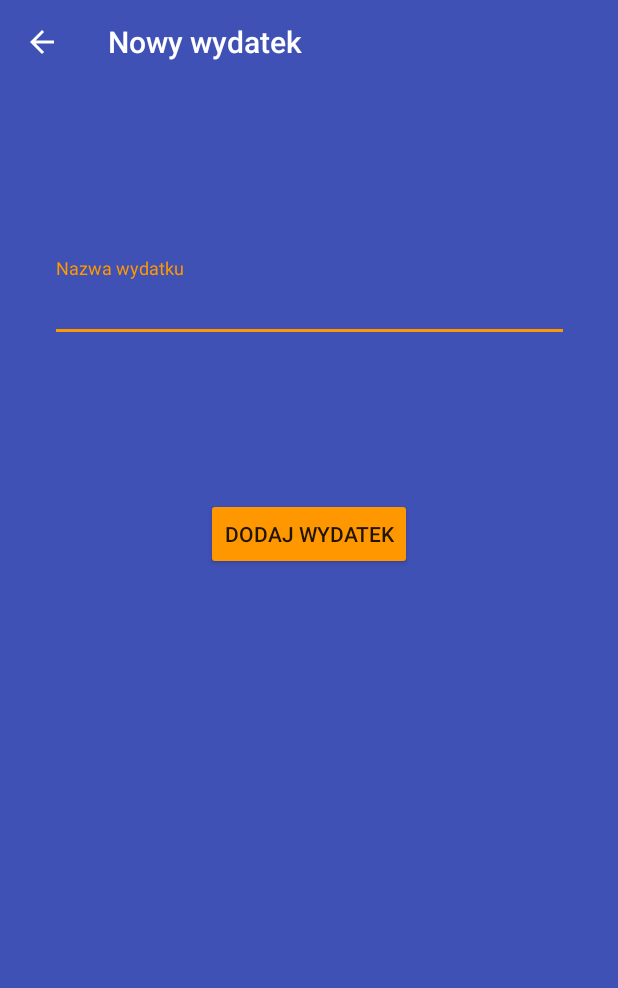
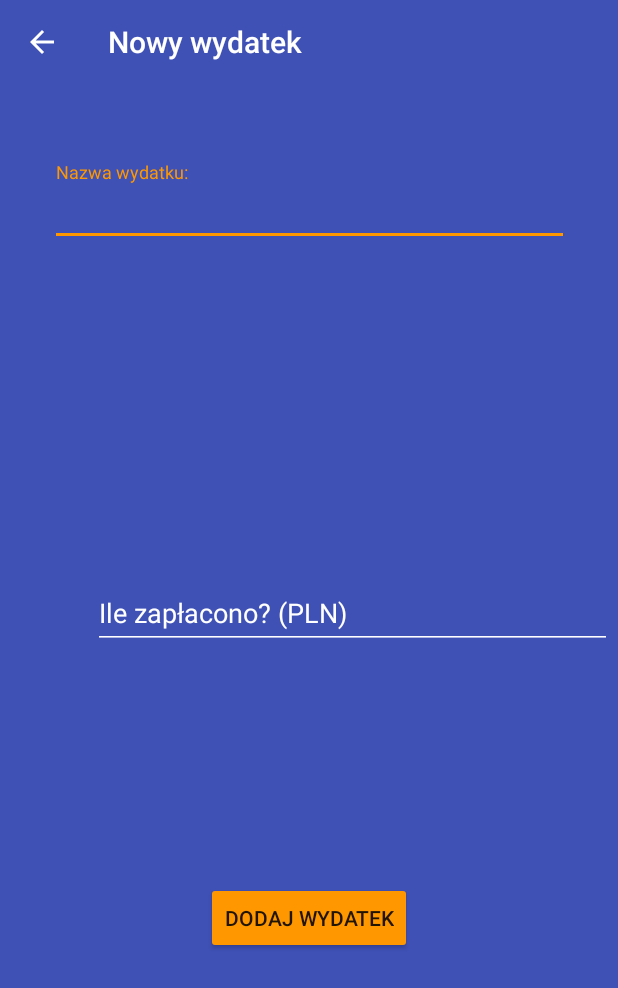
Before and after one commit to phaxi73/PodzialWydatkow, an Android app: the ExpenseAdderActivity screen opened directly, with no data from a screen before it, on a phone screen of 412 x 824 dp. Shown: the top 988 px of the screen. Run offline under Robolectric (Android 15) with nearby library versions, the phone set to English and light mode, and no system bars; our stand-ins replace Firebase (no records; nobody signed in at launch, a user with empty details on screens opened directly).

Commit message:
Changes to ExpenseCreator (receiving expense's name and amount)
Adding amount of expense in ExpenseAdder now

```diff
--- a/app/src/main/java/com/example/bartek/podzialwydatkow/ExpenseAdderActivity.java
+++ b/app/src/main/java/com/example/bartek/podzialwydatkow/ExpenseAdderActivity.java
@@ -7,9 +7,16 @@ import android.support.annotation.NonNull;
 import android.support.design.widget.TextInputLayout;
 import android.support.v7.app.AppCompatActivity;
 import android.os.Bundle;
+import android.text.Editable;
+import android.text.InputFilter;
+import android.text.Spanned;
 import android.text.TextUtils;
+import android.text.TextWatcher;
 import android.view.View;
 import android.widget.Button;
+import android.widget.EditText;
+import android.widget.TextView;
+import android.widget.Toast;
 
 import com.google.android.gms.tasks.OnCompleteListener;
 import com.google.android.gms.tasks.Task;
@@ -21,12 +28,15 @@ import com.google.firebase.database.FirebaseDatabase;
 import org.w3c.dom.Text;
 
 import java.util.HashMap;
+import java.util.regex.Matcher;
+import java.util.regex.Pattern;
 
 public class ExpenseAdderActivity extends AppCompatActivity {
 
     private android.support.v7.widget.Toolbar mToolbar;
 
     private TextInputLayout mExpenseName;
+    private TextInputLayout mAmount;
     private Button mExpenseBtn;
 
     private ProgressDialog mAddProgress;
@@ -40,7 +50,7 @@ public class ExpenseAdderActivity extends AppCompatActivity {
         super.onCreate(savedInstanceState);
         setContentView(R.layout.activity_expense_adder);
 
-        mToolbar = (android.support.v7.widget.Toolbar) findViewById(R.id.newexpense_toolbar);
+        mToolbar = findViewById(R.id.newexpense_toolbar);
         setSupportActionBar(mToolbar);
         getSupportActionBar().setTitle("Nowy wydatek");
         getSupportActionBar().setDisplayHomeAsUpEnabled(true);
@@ -49,22 +59,30 @@ public class ExpenseAdderActivity extends AppCompatActivity {
 
         mAddProgress = new ProgressDialog(this, R.style.AppCompatAlertDialogStyle);
 
-        mExpenseName = (TextInputLayout) findViewById(R.id.adder_expense_name);
-        mExpenseBtn = (Button) findViewById(R.id.adder_expense_btn);
+        mExpenseName = findViewById(R.id.adder_expense_name);
+        mAmount = findViewById(R.id.adder_expense_amount);
+
+        mExpenseBtn = findViewById(R.id.adder_expense_btn);
 
         mExpenseBtn.setOnClickListener(new View.OnClickListener() {
             @Override
             public void onClick(View view) {
 
                 String expense_name = mExpenseName.getEditText().getText().toString();
+                String amount = mAmount.getEditText().getText().toString();
 
-                if(!TextUtils.isEmpty(expense_name)){
+
+                if(!TextUtils.isEmpty(expense_name) && (!TextUtils.isEmpty(amount))){
 
                     mAddProgress.setTitle("Dodawanie wydatku");
                     mAddProgress.setMessage("Proszę czekać...");
                     mAddProgress.setCanceledOnTouchOutside(false);
                     mAddProgress.show();
-                    add_expense(expense_name);
+                    add_expense(expense_name, amount);
+
+                } else {
+
+                    Toast.makeText(ExpenseAdderActivity.this, "Uzupełnij puste pola!", Toast.LENGTH_SHORT).show();
 
                 }
 
@@ -73,7 +91,7 @@ public class ExpenseAdderActivity extends AppCompatActivity {
 
     }
 
-    private void    add_expense(final String expensename){
+    private void    add_expense(final String expensename, String amount){
 
         FirebaseUser current_user = FirebaseAuth.getInstance().getCurrentUser();
         String uid  = current_user.getUid();
@@ -83,6 +101,7 @@ public class ExpenseAdderActivity extends AppCompatActivity {
 
         HashMap<String, String> expenseMap = new HashMap<>();
         expenseMap.put("expensename", expensename);
+        expenseMap.put("amount", amount);
 
         mExpensesDatabase.setValue(expenseMap).addOnCompleteListener(new OnCompleteListener<Void>() {
             @Override
@@ -101,4 +120,7 @@ public class ExpenseAdderActivity extends AppCompatActivity {
         });
 
     }
+
+
+
 }
--- a/app/src/main/res/layout/activity_expense_adder.xml
+++ b/app/src/main/res/layout/activity_expense_adder.xml
@@ -21,18 +21,18 @@
         android:id="@+id/adder_expense_btn"
         android:layout_width="wrap_content"
         android:layout_height="wrap_content"
-        android:layout_marginTop="104dp"
+        android:layout_marginBottom="188dp"
         android:backgroundTint="@color/colorAccent"
         android:text="@string/dodaj_wydatek"
+        app:layout_constraintBottom_toBottomOf="parent"
         app:layout_constraintLeft_toLeftOf="parent"
-        app:layout_constraintRight_toRightOf="parent"
-        app:layout_constraintTop_toBottomOf="@+id/adder_expense_name" />
+        app:layout_constraintRight_toRightOf="parent" />
 
     <android.support.design.widget.TextInputLayout
         android:id="@+id/adder_expense_name"
         android:layout_width="346dp"
         android:layout_height="wrap_content"
-        android:layout_marginTop="116dp"
+        android:layout_marginTop="52dp"
         android:textColorHint="@color/white"
         app:layout_constraintLeft_toLeftOf="parent"
         app:layout_constraintRight_toRightOf="parent"
@@ -41,10 +41,36 @@
         <android.support.design.widget.TextInputEditText
             android:layout_width="match_parent"
             android:layout_height="wrap_content"
-            android:hint="Nazwa wydatku"
+            android:digits="qwertyuiopasdfghjklzxcvbnm0123456789QWERTYUIOPASDFGHJKLZXCVBNMąążłóćśźęĄŻŁÓĆŚŹĘ "
+            android:hint="@string/nazwa_wydatku"
+            android:textColor="@color/white"
+            android:textColorHint="@color/white" />
+
+    </android.support.design.widget.TextInputLayout>
+
+    <android.support.design.widget.TextInputLayout
+        android:id="@+id/adder_expense_amount"
+        android:layout_width="346dp"
+        android:layout_height="wrap_content"
+        android:layout_marginBottom="76dp"
+        android:layout_marginEnd="4dp"
+        android:layout_marginStart="20dp"
+        android:layout_marginTop="8dp"
+        android:textColorHint="@color/white"
+        app:layout_constraintBottom_toTopOf="@+id/adder_expense_btn"
+        app:layout_constraintEnd_toEndOf="parent"
+        app:layout_constraintLeft_toLeftOf="parent"
+        app:layout_constraintTop_toBottomOf="@+id/adder_expense_name"
+        app:layout_constraintVertical_bias="0.72">
+
+        <android.support.design.widget.TextInputEditText
+            android:layout_width="match_parent"
+            android:layout_height="wrap_content"
+            android:hint="@string/ile_zap_acono_pln"
             android:textColor="@color/white"
             android:textColorHint="@color/white"
-            android:digits="qwertyuiopasdfghjklzxcvbnm0123456789QWERTYUIOPASDFGHJKLZXCVBNMąążłóćśźęĄŻŁÓĆŚŹĘ "/>
+            android:inputType="numberDecimal"/>
+
 
     </android.support.design.widget.TextInputLayout>
 
--- a/app/src/main/res/layout/fragment_expenses.xml
+++ b/app/src/main/res/layout/fragment_expenses.xml
@@ -8,7 +8,7 @@
     <android.support.v7.widget.RecyclerView
         android:id="@+id/expenses_list"
         android:layout_width="match_parent"
-        android:layout_height="343dp"
+        android:layout_height="339dp"
         android:layout_alignParentEnd="true"
         android:layout_alignParentStart="true"
         android:layout_alignParentTop="true"
@@ -27,7 +27,7 @@
         android:layout_centerHorizontal="true"
         android:layout_marginBottom="44dp"
         android:backgroundTint="@color/colorAccent"
-        android:text="Nowy Wydatek"
+        android:text="@string/nowy_wydatek"
         app:layout_constraintBottom_toBottomOf="parent"
         app:layout_constraintLeft_toLeftOf="parent"
         app:layout_constraintRight_toRightOf="parent" />
--- a/app/src/main/res/values/strings.xml
+++ b/app/src/main/res/values/strings.xml
@@ -26,6 +26,10 @@
     <string name="dodaj_wydatek">DODAJ WYDATEK</string>
     <string name="nazwa_wydatku">Nazwa wydatku:</string>
     <string name="nazwa">Nazwa:</string>
+    <string name="ile_zap_acono">Ile zapłacono:</string>
+    <string name="suma">suma</string>
+    <string name="nowy_wydatek">Nowy Wydatek</string>
+    <string name="ile_zap_acono_pln">Ile zapłacono? (PLN)</string>
 
 
 </resources>
```
Also changed, not shown: app/src/main/java/com/example/bartek/podzialwydatkow/ExpenseCreatorActivity.java (+12 -2 lines), app/src/main/java/com/example/bartek/podzialwydatkow/ExpensesFragment.java (+4 -4 lines), app/src/main/java/com/example/bartek/podzialwydatkow/ProfileActivity.java (+6 -6 lines), app/src/main/res/layout/activity_expense_creator.xml (+28 -1 lines), app/src/main/res/layout/expenses_single_layout.xml (+23 -8 lines), app/src/main/res/drawable-v24/separating_bar.png (added).
